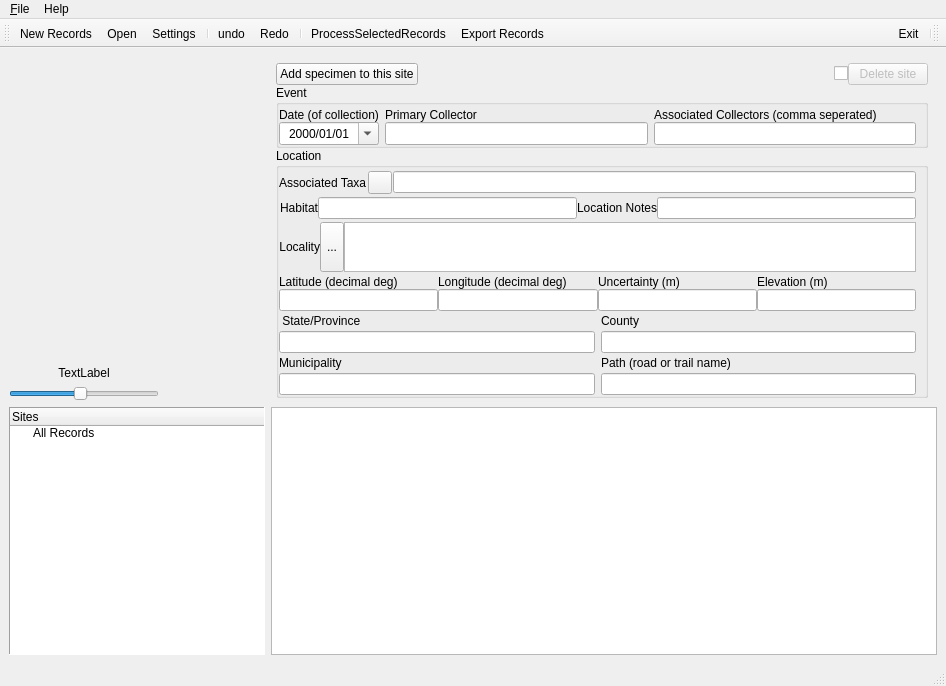
First picture: the form in ui/collBookUI.ui, repository CapPow/collBook, before the edit.
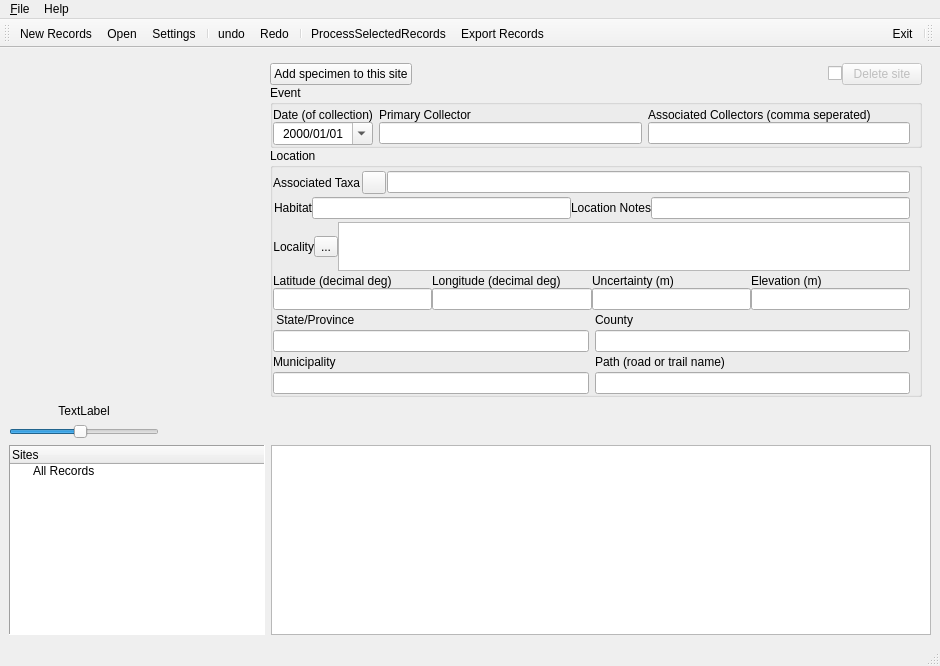
Second picture: the form after the edit. The open tabs and pages were chosen to show the change. Icons and pictures are not drawn. Custom widgets are drawn as their Qt base class.

Commit message: polished expanding policies

Diff of the .ui file:
```diff
--- a/ui/collBookUI.ui
+++ b/ui/collBookUI.ui
@@ -6,8 +6,8 @@
    <rect>
     <x>0</x>
     <y>0</y>
-    <width>946</width>
-    <height>686</height>
+    <width>940</width>
+    <height>666</height>
    </rect>
   </property>
   <property name="windowTitle">
@@ -554,7 +554,7 @@
               <item>
                <widget class="QGroupBox" name="groupGrid_event">
                 <property name="sizePolicy">
-                 <sizepolicy hsizetype="Expanding" vsizetype="Expanding">
+                 <sizepolicy hsizetype="Expanding" vsizetype="Fixed">
                   <horstretch>0</horstretch>
                   <verstretch>0</verstretch>
                  </sizepolicy>
@@ -587,7 +587,7 @@
                  <item row="1" column="0">
                   <widget class="QDateEdit" name="dateEdit_eventDate">
                    <property name="sizePolicy">
-                    <sizepolicy hsizetype="Minimum" vsizetype="Expanding">
+                    <sizepolicy hsizetype="Minimum" vsizetype="Fixed">
                      <horstretch>0</horstretch>
                      <verstretch>0</verstretch>
                     </sizepolicy>
@@ -621,7 +621,7 @@
                  <item row="1" column="1">
                   <widget class="QLineEdit" name="lineEdit_recordedBy">
                    <property name="sizePolicy">
-                    <sizepolicy hsizetype="Expanding" vsizetype="Expanding">
+                    <sizepolicy hsizetype="Expanding" vsizetype="Fixed">
                      <horstretch>0</horstretch>
                      <verstretch>0</verstretch>
                     </sizepolicy>
@@ -676,7 +676,7 @@
                  <item row="1" column="2">
                   <widget class="QLineEdit" name="lineEdit_associatedCollectors">
                    <property name="sizePolicy">
-                    <sizepolicy hsizetype="Expanding" vsizetype="Expanding">
+                    <sizepolicy hsizetype="Expanding" vsizetype="Fixed">
                      <horstretch>0</horstretch>
                      <verstretch>0</verstretch>
                     </sizepolicy>
@@ -799,7 +799,7 @@
                    <item>
                     <widget class="QToolButton" name="toolButton_reverseGeolocate">
                      <property name="sizePolicy">
-                      <sizepolicy hsizetype="Fixed" vsizetype="Expanding">
+                      <sizepolicy hsizetype="Fixed" vsizetype="Fixed">
                        <horstretch>0</horstretch>
                        <verstretch>0</verstretch>
                       </sizepolicy>
@@ -975,6 +975,19 @@
                 </layout>
                </widget>
               </item>
+              <item>
+               <spacer name="verticalSpacer_4">
+                <property name="orientation">
+                 <enum>Qt::Vertical</enum>
+                </property>
+                <property name="sizeHint" stdset="0">
+                 <size>
+                  <width>20</width>
+                  <height>40</height>
+                 </size>
+                </property>
+               </spacer>
+              </item>
              </layout>
             </item>
            </layout>
@@ -1552,7 +1565,7 @@
     <rect>
      <x>0</x>
      <y>0</y>
-     <width>946</width>
+     <width>940</width>
      <height>22</height>
     </rect>
    </property>
```
Left out of the diff: 2 changed lines with no effect on the pictures. The commit also changes 4 other files.
